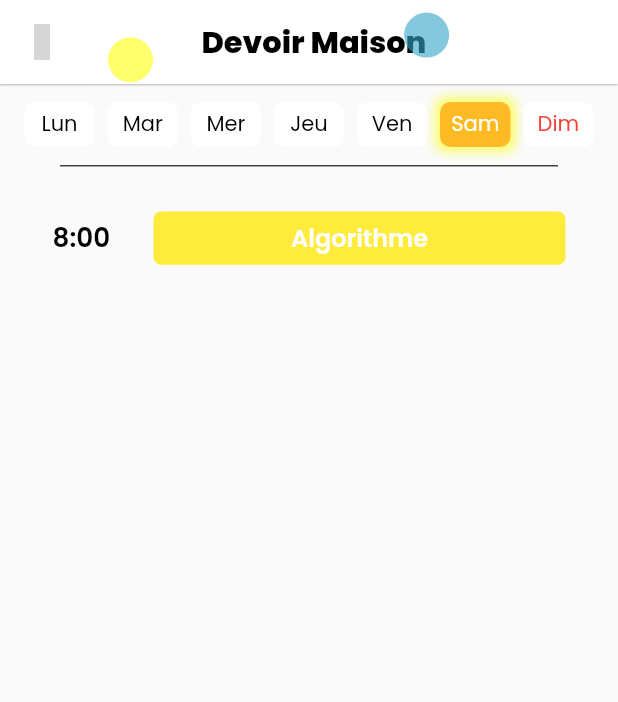
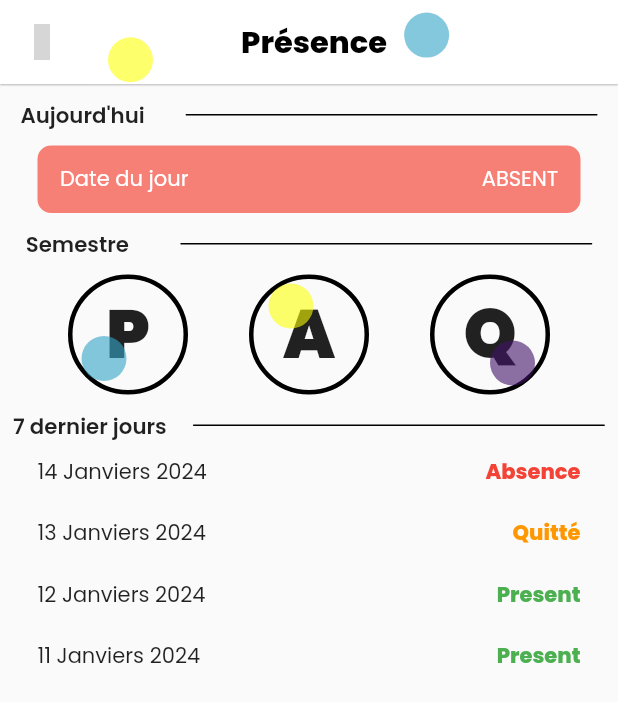
Before and after one commit to KBjeanelie/elimu_universite_mobile, a Flutter app: the screen it shows after launch, on a phone screen of 412 x 824 dp. Shown: the top 702 px of the screen. Run offline on Flutter 3.47's test engine with Material 3 defaults, Android fonts, the phone set to English and light mode, and no system bars; our stand-ins replace eva_icons_flutter, flutter_iconly, google_fonts; grey boxes are pictures that could not be loaded.

Commit message:
Toute les interfaces de neyte

```diff
--- a/lib/config/color_border_container.dart
+++ b/lib/config/color_border_container.dart
@@ -1,12 +1,13 @@
 import 'package:flutter/material.dart';
 
 Color cJaune = const Color.fromARGB(148, 251, 255, 0);
-Color cBlue = Color.fromARGB(155, 53, 165, 199);
+Color cBlue = const Color.fromARGB(155, 53, 165, 199);
+Color cViolet = const Color.fromARGB(153, 65, 18, 104);
 
 ///
-Color bBlue = Color.fromARGB(76, 103, 135, 182);
-Color bViolet = Color.fromARGB(151, 99, 41, 133);
-Color bRouge = Color.fromARGB(172, 244, 67, 54);
+Color bBlue = const Color.fromARGB(76, 103, 135, 182);
+Color bViolet = const Color.fromARGB(151, 99, 41, 133);
+Color bRouge = const Color.fromARGB(172, 244, 67, 54);
 
 //////
 ///Background Color cours
--- a/lib/main.dart
+++ b/lib/main.dart
@@ -1,7 +1,6 @@
 import 'package:elimu_universite_mobile/config/size_config.dart';
-import 'package:elimu_universite_mobile/screens/eventandAnnounce.dart';
 import 'package:elimu_universite_mobile/screens/planning.dart';
-import 'package:elimu_universite_mobile/screens/splash_screen.dart';
+import 'package:elimu_universite_mobile/screens/presence.dart';
 import 'package:flutter/material.dart';
 import 'package:flutter/services.dart';
 import 'dart:io' show Platform;
@@ -40,7 +39,7 @@ class MyApp extends StatelessWidget {
         colorScheme: ColorScheme.fromSeed(seedColor: Colors.blue.shade900),
         useMaterial3: false,
       ),
-      home: const EmploiDuTemps(),
+      home: const Presence(),
     );
   }
 }
--- a/lib/screens/eventandAnnounce.dart
+++ b/lib/screens/eventand_announce.dart
@@ -222,7 +222,7 @@ class EventAnnouce extends StatelessWidget {
         ),
         floatingActionButton: FloatingActionButton.extended(
           onPressed: () {
-            print('Inscription');
+            // print('Inscription');
           },
           label: const Text('S\'inscrire'),
           backgroundColor: const Color.fromARGB(255, 0, 26, 65),
--- a/lib/screens/login.dart
+++ b/lib/screens/login.dart
@@ -131,7 +131,7 @@ class _LoginScreenState extends State<LoginScreen> {
                     Navigator.push(
                       context,
                       MaterialPageRoute(
-                        builder: (context) => DevoirScreen(),
+                        builder: (context) => const DevoirScreen(),
                       ),
                     );
                   },
--- /dev/null
+++ b/lib/screens/presence.dart
@@ -0,0 +1,255 @@
+import 'package:elimu_universite_mobile/config/color_border_container.dart';
+import 'package:elimu_universite_mobile/screens/devoir.dart';
+import 'package:flutter/material.dart';
+import 'package:elimu_universite_mobile/widget/custom_appbar.dart';
+import 'package:flutter_iconly/flutter_iconly.dart';
+import 'package:google_fonts/google_fonts.dart';
+
+class Presence extends StatelessWidget {
+  const Presence({super.key});
+
+  @override
+  Widget build(BuildContext context) {
+    return SafeArea(
+      child: Scaffold(
+        appBar: AppBar(
+          leading: IconButton(
+            onPressed: () {
+              Navigator.pop(context);
+            },
+            icon: const Icon(
+              IconlyLight.arrowLeft2,
+              color: Colors.black,
+            ),
+          ),
+          title: const CustomAppBar(
+            text: 'Présence',
+          ),
+          elevation: 0.5,
+          centerTitle: true,
+          backgroundColor: const Color.fromARGB(255, 255, 255, 255),
+        ),
+        body: SingleChildScrollView(
+          child: Column(
+            children: [
+              const SizedBox(
+                height: 10,
+              ),
+              const NomFiltre(
+                titre: 'Aujourd\'hui',
+              ),
+              Padding(
+                padding: const EdgeInsets.symmetric(
+                  horizontal: 25,
+                  vertical: 10,
+                ),
+                child: Container(
+                  height: 45,
+                  width: double.infinity,
+                  decoration: BoxDecoration(
+                    color: bRouge,
+                    borderRadius: BorderRadius.circular(9),
+                  ),
+                  child: Padding(
+                    padding: const EdgeInsets.symmetric(horizontal: 15),
+                    child: Row(
+                      mainAxisAlignment: MainAxisAlignment.spaceBetween,
+                      children: [
+                        Text(
+                          'Date du jour',
+                          style: GoogleFonts.poppins(color: Colors.white),
+                        ),
+                        Text(
+                          'ABSENT',
+                          style: GoogleFonts.poppins(color: Colors.white),
+                        ),
+                      ],
+                    ),
+                  ),
+                ),
+              ),
+              const NomFiltre(titre: 'Semestre'),
+              Padding(
+                padding:
+                    const EdgeInsets.symmetric(horizontal: 25, vertical: 10),
+                child: Row(
+                  mainAxisAlignment: MainAxisAlignment.spaceAround,
+                  children: [
+                    PresenceL(
+                      texte: 'P',
+                      couleur: cBlue,
+                      top: null,
+                      left: 6,
+                      right: null,
+                      bottom: 6,
+                    ),
+                    PresenceL(
+                      texte: 'A',
+                      couleur: cJaune,
+                      top: 3,
+                      left: 10,
+                      right: null,
+                      bottom: null,
+                    ),
+                    PresenceL(
+                      texte: 'Q',
+                      couleur: cViolet,
+                      top: null,
+                      left: null,
+                      right: 7,
+                      bottom: 3,
+                    ),
+                  ],
+                ),
+              ),
+              const NomFiltre(
+                titre: '7 dernier jours',
+              ),
+              const Column(
+                children: [
+                  PresenceD(
+                    jours: '14 Janviers 2024',
+                    presence: 'Absence',
+                    couleur: Colors.red,
+                  ),
+                  PresenceD(
+                    jours: '13 Janviers 2024',
+                    presence: 'Quitté',
+                    couleur: Colors.orange,
+                  ),
+                  PresenceD(
+                    jours: '12 Janviers 2024',
+                    presence: 'Present',
+                    couleur: Colors.green,
+                  ),
+                  PresenceD(
+                    jours: '11 Janviers 2024',
+                    presence: 'Present',
+                    couleur: Colors.green,
+                  ),
+                ],
+              )
+            ],
+          ),
+        ),
+      ),
+    );
+  }
+}
+
+class PresenceD extends StatelessWidget {
+  final String jours;
+  final String presence;
+  final Color couleur;
+  const PresenceD({
+    super.key,
+    required this.jours,
+    required this.presence,
+    required this.couleur,
+  });
+
+  @override
+  Widget build(BuildContext context) {
+    return Padding(
+      padding: const EdgeInsets.symmetric(horizontal: 25, vertical: 10),
+      child: Row(
+        mainAxisAlignment: MainAxisAlignment.spaceBetween,
+        children: [
+          Text(
+            jours,
+            style: GoogleFonts.poppins(),
+          ),
+          Text(
+            presence,
+            style: GoogleFonts.poppins(
+              fontWeight: FontWeight.w800,
+              color: couleur,
+            ),
+          ),
+        ],
+      ),
+    );
+  }
+}
+
+class PresenceL extends StatelessWidget {
+  final String texte;
+  final Color couleur;
+  final double? top;
+  final double? left;
+  final double? right;
+  final double? bottom;
+  const PresenceL({
+    super.key,
+    required this.texte,
+    required this.couleur,
+    required this.top,
+    required this.left,
+    required this.right,
+    required this.bottom,
+  });
+
+  @override
+  Widget build(BuildContext context) {
+    return Container(
+        height: 80,
+        width: 80,
+        decoration: BoxDecoration(
+          // color: Colors.amber,
+          borderRadius: BorderRadius.circular(50),
+          border: Border.all(
+            color: Colors.black,
+            width: 3,
+            style: BorderStyle.solid,
+          ),
+        ),
+        child: Stack(
+          children: [
+            Center(
+              child: Text(
+                texte,
+                style: GoogleFonts.poppins(
+                  fontSize: 45,
+                  fontWeight: FontWeight.w900,
+                ),
+              ),
+            ),
+            Positioned(
+                bottom: bottom,
+                left: left,
+                right: right,
+                top: top,
+                child: Container(
+                  height: 30,
+                  width: 30,
+                  decoration: BoxDecoration(
+                    color: couleur,
+                    borderRadius: BorderRadius.circular(30),
+                  ),
+                ))
+          ],
+        ));
+  }
+}
+
+class DashedBorderContainer extends StatelessWidget {
+  final Widget child;
+
+  const DashedBorderContainer({Key? key, required this.child})
+      : super(key: key);
+
+  @override
+  Widget build(BuildContext context) {
+    return Container(
+      padding: const EdgeInsets.all(20),
+      decoration: BoxDecoration(
+        border: Border.all(
+          color: Colors.black, // Couleur de la bordure
+          width: 2, // Épaisseur de la bordure
+        ),
+        borderRadius: BorderRadius.circular(50), // Rayon de la bordure
+      ),
+      child: child,
+    );
+  }
+}
--- a/pubspec.yaml
+++ b/pubspec.yaml
@@ -38,6 +38,7 @@ dependencies:
   eva_icons_flutter: ^3.1.0
   google_fonts: ^6.1.0
   flutter_iconly: ^1.0.2
+
 
 dev_dependencies:
   flutter_test:
```
Also changed, not shown: lib/screens/planning.dart (+110 -27 lines), pubspec.lock.
